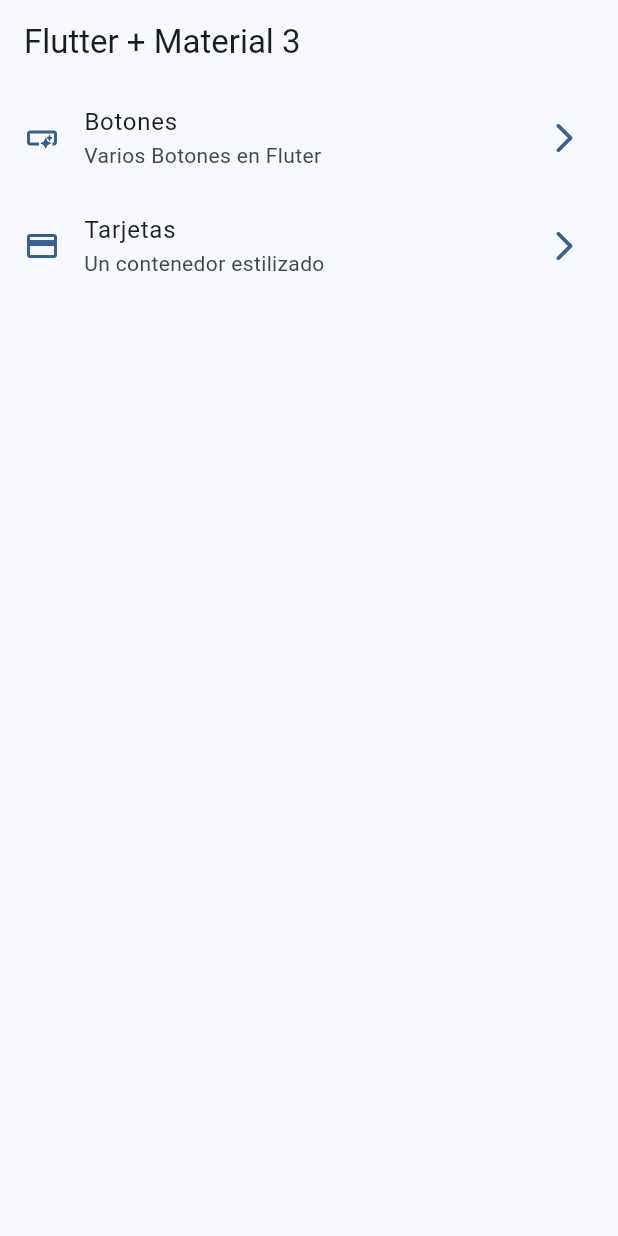
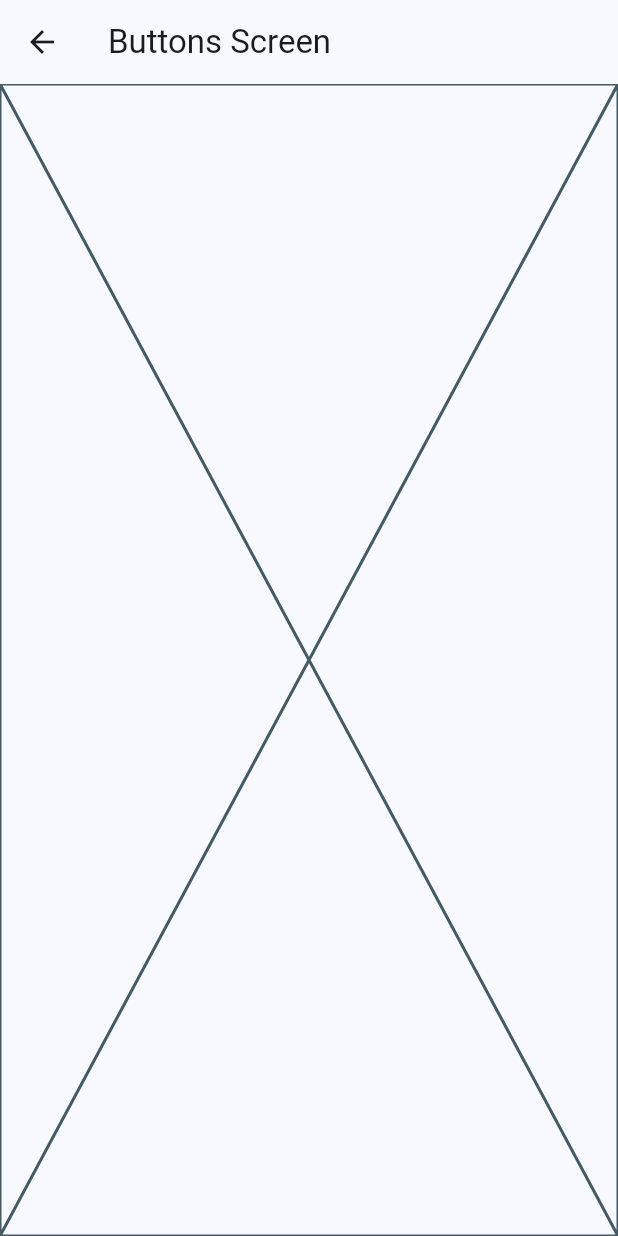
Before and after one commit to luigiuts/Bottons-and-Cards, a Flutter app: the screen it shows after launch, after a tap on "Botones", on a phone screen of 412 x 824 dp. Run offline on Flutter 3.47's test engine with Material 3 defaults, Android fonts, the phone set to English and light mode, and no system bars.

```diff
--- a/lib/config/menu/menu_items.dart
+++ b/lib/config/menu/menu_items.dart
@@ -25,7 +25,7 @@ const appMenuItems = <MenuItem>[
     MenuItem(
     title: 'Tarjetas',
     subTitle: 'Un contenedor estilizado',
-    link: '/card',
+    link: '/cards',
     icon: Icons.credit_card
     ),
 ];
--- a/lib/main.dart
+++ b/lib/main.dart
@@ -1,5 +1,7 @@
 import 'package:flutter/material.dart';
 import 'package:widgets_app/config/theme/app_theme.dart';
+import 'package:widgets_app/presentation/screens/buttons/buttons_screen.dart';
+import 'package:widgets_app/presentation/screens/cards/cards_screen.dart';
 import 'package:widgets_app/presentation/screens/home/home_screen.dart';
 
 void main() {
@@ -14,7 +16,11 @@ class MainApp extends StatelessWidget {
     return MaterialApp(
       debugShowCheckedModeBanner: false,
       theme: AppTheme(selectedColor: 0).getTheme(),
-      home:const HomeScreen()
+      home:const HomeScreen(),
+      routes: {
+        '/buttons': (context) => const ButtonsScreen(),
+        '/cards': (context) => const CardsSreen(),
+      },
     );
   }
 }
--- /dev/null
+++ b/lib/presentation/screens/buttons/buttons_screen.dart
@@ -0,0 +1,15 @@
+import "package:flutter/material.dart";
+
+class ButtonsScreen extends StatelessWidget {
+  const ButtonsScreen({super.key});
+
+  @override
+  Widget build(BuildContext context) {
+    return Scaffold(
+      appBar: AppBar(
+        title: const Text('Buttons Screen'),
+      ),
+      body: const Placeholder(),
+    );
+  }
+}
--- a/lib/presentation/screens/home/home_screen.dart
+++ b/lib/presentation/screens/home/home_screen.dart
@@ -1,5 +1,6 @@
 import 'package:flutter/material.dart';
 import 'package:widgets_app/config/menu/menu_items.dart';
+
 
 class HomeScreen extends StatelessWidget {
   const HomeScreen({super.key});
@@ -39,17 +40,23 @@ class _CustomListTile extends StatelessWidget {
 
   @override
   Widget build(BuildContext context) {
-
-  final colors = Theme.of(context).colorScheme;
+    final colors = Theme.of(context).colorScheme;
 
     return ListTile(
-      leading: Icon(menuItem.icon, color:colors.primary),
+      leading: Icon(menuItem.icon, color: colors.primary),
       trailing: Icon(Icons.arrow_forward_ios_rounded, color: colors.primary),
       title: Text(menuItem.title),
       subtitle: Text(menuItem.subTitle),
-      onTap: (){
-        //TODO: navegar a otra pantalla
-      },
+      onTap: () {
+
+      //   Navigator.of(context).push(
+      //     MaterialPageRoute(
+      //       builder: (context) => const ButtonsScreen(),
+      //     ),
+      //   );
+      Navigator.pushNamed(context, menuItem.link);
+       },
+
     );
   }
 }
```
Also changed, not shown: lib/presentation/screens/cards/cards_screen.dart (added, +15 -0 lines).
